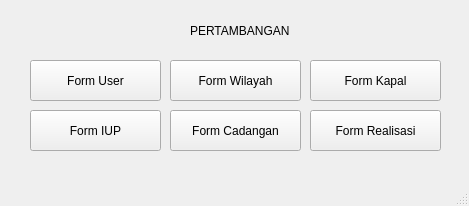
Before: the Qt Designer form mainwindow.ui in Yadija/tugas_visual_2, drawn with Qt 5.
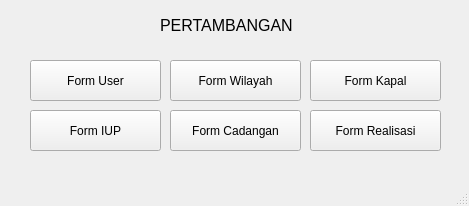
After: the same form once the commit is applied.

```diff
--- a/mainwindow.ui
+++ b/mainwindow.ui
@@ -95,12 +95,17 @@
    <widget class="QLabel" name="label">
     <property name="geometry">
      <rect>
-      <x>190</x>
-      <y>20</y>
-      <width>121</width>
-      <height>21</height>
+      <x>160</x>
+      <y>10</y>
+      <width>151</width>
+      <height>31</height>
      </rect>
     </property>
+    <property name="font">
+     <font>
+      <pointsize>12</pointsize>
+     </font>
+    </property>
     <property name="text">
      <string>PERTAMBANGAN</string>
     </property>
```
